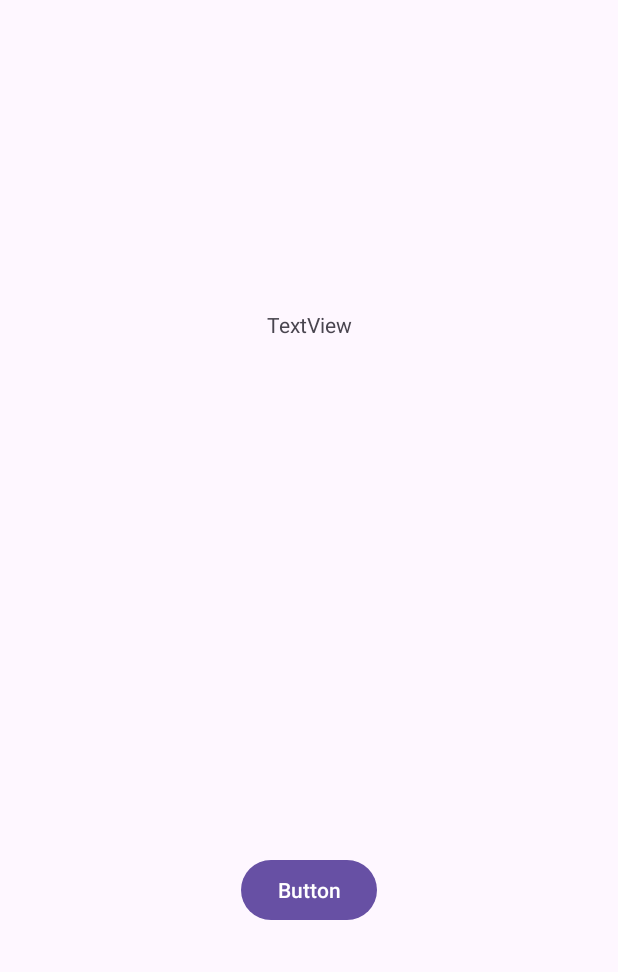
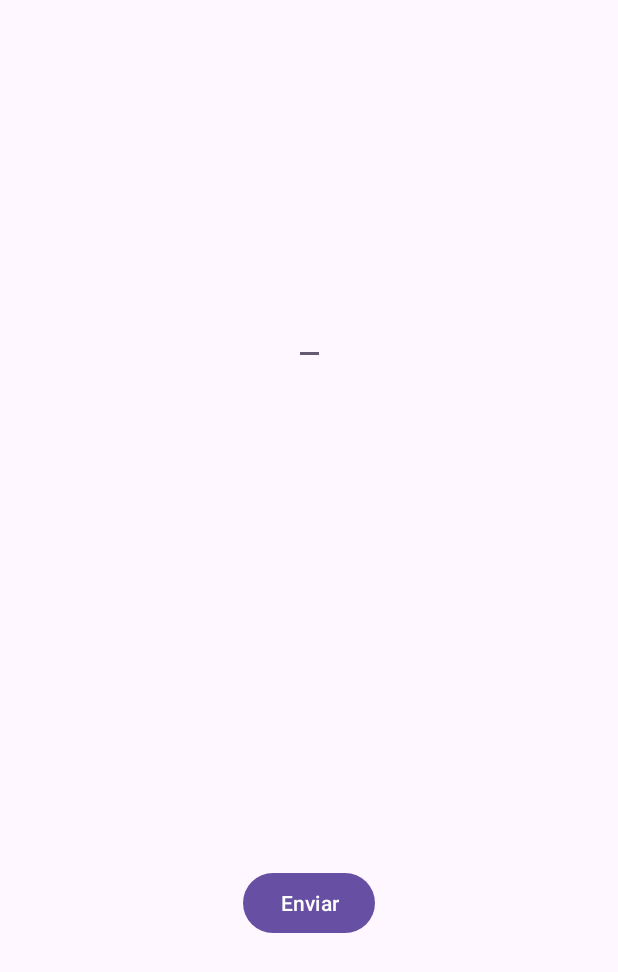
Before and after one commit to gabiadara/dispositivosMoveis, an Android app: the fragment FragmentA shown on its own in the app's theme, on a phone screen of 412 x 824 dp. Shown: the top 972 px of the screen. Run offline under Robolectric (Android 15) with nearby library versions, the phone set to English and light mode, and no system bars.

Commit message:
Implementa o envio de mensagens entre dois fragmentos

```diff
--- a/app/src/main/java/com/example/myapp/FragmentA.java
+++ b/app/src/main/java/com/example/myapp/FragmentA.java
@@ -2,63 +2,41 @@ package com.example.myapp;
 
 import android.os.Bundle;
 
+import androidx.annotation.NonNull;
+import androidx.annotation.Nullable;
 import androidx.fragment.app.Fragment;
+import androidx.fragment.app.FragmentTransaction;
 
 import android.view.LayoutInflater;
 import android.view.View;
 import android.view.ViewGroup;
+import android.widget.Button;
+import android.widget.EditText;
 
-/**
- * A simple {@link Fragment} subclass.
- * Use the {@link FragmentA#newInstance} factory method to
- * create an instance of this fragment.
- */
 public class FragmentA extends Fragment {
+    EditText mEdexto;
 
-    // TODO: Rename parameter arguments, choose names that match
-    // the fragment initialization parameters, e.g. ARG_ITEM_NUMBER
-    private static final String ARG_PARAM1 = "param1";
-    private static final String ARG_PARAM2 = "param2";
+    @Nullable
+    @Override
+    public View onCreateView(@NonNull LayoutInflater inflater, @Nullable ViewGroup container, @Nullable Bundle savedInstanceState) {
+        View view = inflater.inflate(R.layout.fragment_a, container, false);
 
-    // TODO: Rename and change types of parameters
-    private String mParam1;
-    private String mParam2;
+        mEdexto = view.findViewById(R.id.edMsg);
+        Button b = view.findViewById(R.id.buttonSend);
 
-    public FragmentA() {
-        // Required empty public constructor
-    }
+        b.setOnClickListener(v -> {
+            String msg = mEdexto.getText().toString();
 
-    /**
-     * Use this factory method to create a new instance of
-     * this fragment using the provided parameters.
-     *
-     * @param param1 Parameter 1.
-     * @param param2 Parameter 2.
-     * @return A new instance of fragment FragmentA.
-     */
-    // TODO: Rename and change types and number of parameters
-    public static FragmentA newInstance(String param1, String param2) {
-        FragmentA fragment = new FragmentA();
-        Bundle args = new Bundle();
-        args.putString(ARG_PARAM1, param1);
-        args.putString(ARG_PARAM2, param2);
-        fragment.setArguments(args);
-        return fragment;
-    }
+            FragmentB fragmentB = new FragmentB();
+            Bundle bundle = new Bundle();
+            bundle.putString("msg", msg);
+            fragmentB.setArguments(bundle);
 
-    @Override
-    public void onCreate(Bundle savedInstanceState) {
-        super.onCreate(savedInstanceState);
-        if (getArguments() != null) {
-            mParam1 = getArguments().getString(ARG_PARAM1);
-            mParam2 = getArguments().getString(ARG_PARAM2);
-        }
-    }
+            FragmentTransaction fragmentTransaction = getParentFragmentManager().beginTransaction();
+            fragmentTransaction.replace(R.id.frame, fragmentB);
+            fragmentTransaction.commit();
 
-    @Override
-    public View onCreateView(LayoutInflater inflater, ViewGroup container,
-                             Bundle savedInstanceState) {
-        // Inflate the layout for this fragment
-        return inflater.inflate(R.layout.fragment_a, container, false);
+        });
+        return view;
     }
 }
--- a/app/src/main/res/layout/fragment_a.xml
+++ b/app/src/main/res/layout/fragment_a.xml
@@ -8,24 +8,24 @@
     tools:context=".FragmentA">
 
     <Button
-        android:id="@+id/button"
+        android:id="@+id/buttonSend"
         android:layout_width="wrap_content"
         android:layout_height="wrap_content"
-        android:text="Button"
+        android:text="Enviar"
         app:layout_constraintBottom_toBottomOf="parent"
         app:layout_constraintEnd_toEndOf="parent"
         app:layout_constraintHorizontal_bias="0.5"
         app:layout_constraintStart_toStartOf="parent"
-        app:layout_constraintTop_toBottomOf="@+id/textView2"
+        app:layout_constraintTop_toBottomOf="@+id/edMsg"
         app:layout_constraintVertical_bias="0.549" />
 
-    <TextView
-        android:id="@+id/textView2"
+    <EditText
+        android:id="@+id/edMsg"
         android:layout_width="wrap_content"
         android:layout_height="wrap_content"
         android:layout_marginBottom="136dp"
-        android:text="TextView"
-        app:layout_constraintBottom_toTopOf="@+id/button"
+        android:text=""
+        app:layout_constraintBottom_toTopOf="@+id/buttonSend"
         app:layout_constraintEnd_toEndOf="parent"
         app:layout_constraintHorizontal_bias="0.5"
         app:layout_constraintStart_toStartOf="parent"
--- a/app/src/main/res/values/strings.xml
+++ b/app/src/main/res/values/strings.xml
@@ -2,5 +2,5 @@
     <string name="app_name">MyApp</string>
     <string name="hello">Hi</string>
     <!-- TODO: Remove or change this placeholder text -->
-    <string name="hello_blank_fragment">Hello blank fragment</string>
+    <string name="hello_blank_fragment">Nada aqui ainda! :/</string>
 </resources>
--- a/gradle/libs.versions.toml
+++ b/gradle/libs.versions.toml
@@ -1,5 +1,5 @@
 [versions]
-agp = "8.9.1"
+agp = "8.8.0"
 junit = "4.13.2"
 junitVersion = "1.2.1"
 espressoCore = "3.6.1"
```
Also changed, not shown: app/src/main/java/com/example/myapp/FragmentB.java (+18 -46 lines), app/src/main/java/com/example/myapp/MainActivity.java (+29 -5 lines), app/src/main/res/layout/activity_main.xml (+36 -5 lines), app/src/main/res/layout/fragment_b.xml (+12 -5 lines).
